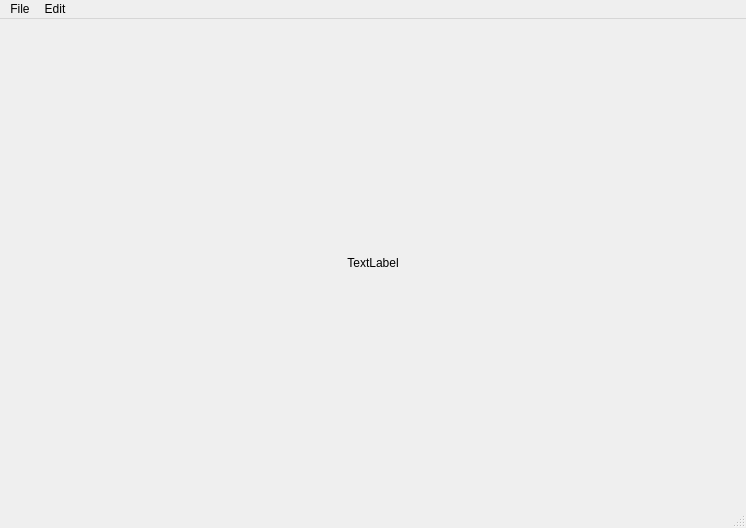
The window that mainwindow.ui (Indawn/picview) describes before a commit, drawn with Qt 5.
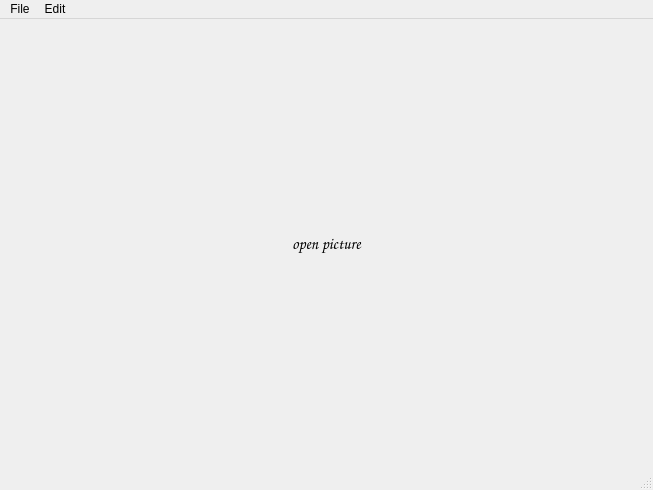
The same window after the commit.

Patch:
```diff
--- a/mainwindow.ui
+++ b/mainwindow.ui
@@ -6,14 +6,26 @@
    <rect>
     <x>0</x>
     <y>0</y>
-    <width>746</width>
-    <height>528</height>
+    <width>653</width>
+    <height>490</height>
    </rect>
   </property>
+  <property name="sizePolicy">
+   <sizepolicy hsizetype="Preferred" vsizetype="Preferred">
+    <horstretch>0</horstretch>
+    <verstretch>0</verstretch>
+   </sizepolicy>
+  </property>
   <property name="windowTitle">
    <string>MainWindow</string>
   </property>
   <widget class="QWidget" name="centralWidget">
+   <property name="sizePolicy">
+    <sizepolicy hsizetype="Preferred" vsizetype="Preferred">
+     <horstretch>0</horstretch>
+     <verstretch>0</verstretch>
+    </sizepolicy>
+   </property>
    <layout class="QGridLayout" name="gridLayout">
     <property name="leftMargin">
      <number>0</number>
@@ -30,22 +42,34 @@
     <item row="0" column="0">
      <widget class="QLabel" name="pic_label0">
       <property name="sizePolicy">
-       <sizepolicy hsizetype="Preferred" vsizetype="Preferred">
+       <sizepolicy hsizetype="Ignored" vsizetype="Ignored">
         <horstretch>0</horstretch>
         <verstretch>0</verstretch>
        </sizepolicy>
       </property>
+      <property name="font">
+       <font>
+        <family>Comic Sans MS</family>
+        <pointsize>12</pointsize>
+        <weight>50</weight>
+        <italic>false</italic>
+        <bold>false</bold>
+       </font>
+      </property>
       <property name="cursor">
        <cursorShape>CrossCursor</cursorShape>
       </property>
+      <property name="styleSheet">
+       <string notr="true">font: 12pt &quot;Comic Sans MS&quot;;</string>
+      </property>
       <property name="text">
-       <string>TextLabel</string>
+       <string>open picture</string>
       </property>
       <property name="alignment">
        <set>Qt::AlignCenter</set>
       </property>
       <property name="wordWrap">
-       <bool>false</bool>
+       <bool>true</bool>
       </property>
       <property name="margin">
        <number>0</number>
@@ -62,7 +86,7 @@
     <rect>
      <x>0</x>
      <y>0</y>
-     <width>746</width>
+     <width>653</width>
      <height>23</height>
     </rect>
    </property>
```
